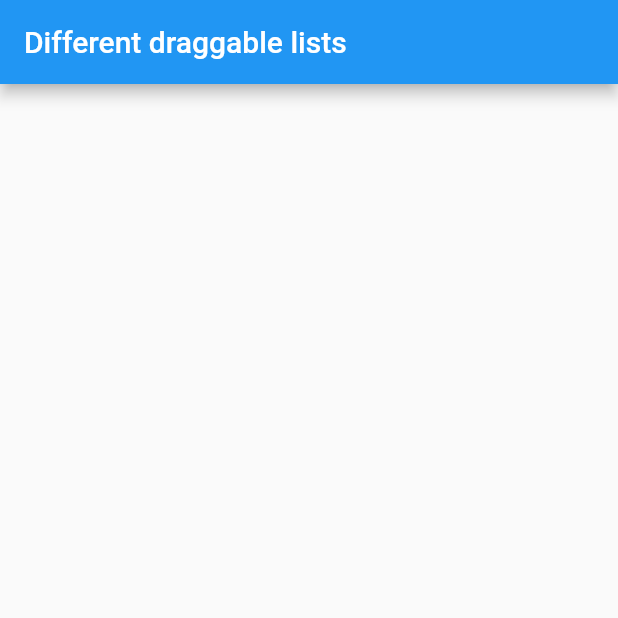
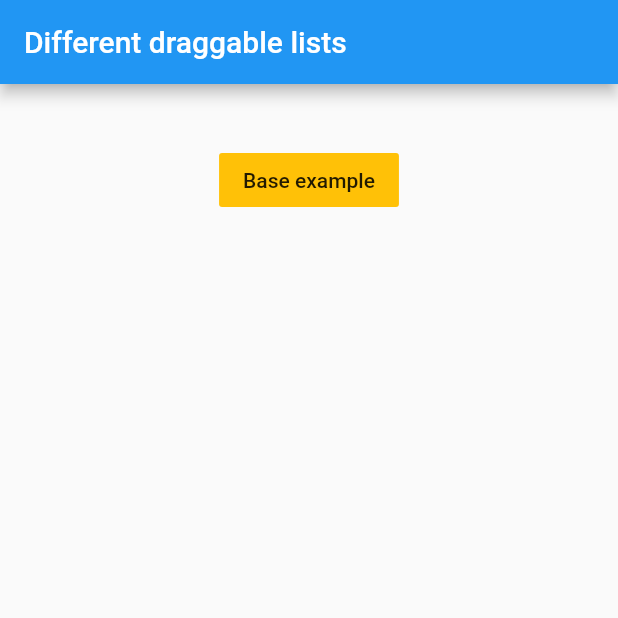
Before and after one commit to tanyapog/different_draggable_lists, a Flutter app: the screen it shows after launch, on a phone screen of 412 x 824 dp, the top half of it. Run offline on Flutter 3.47's test engine with Material 2 defaults, Android fonts, the phone set to English and light mode, and no system bars.

Commit message:
Base example of default ReorderableListView

```diff
--- a/lib/main.dart
+++ b/lib/main.dart
@@ -1,4 +1,5 @@
 import 'package:flutter/material.dart';
+import 'material_reorderable_list/base_example.dart';
 
 void main() {
   runApp(
@@ -16,7 +17,23 @@ class DifferentDraggableLists extends StatelessWidget {
       appBar: AppBar(
         title: Text('Different draggable lists'),
       ),
-      body: Center(),
+      body: Center(
+        child: Column(
+          children: [
+            SizedBox(height: 40.0,),
+            Row(
+              mainAxisAlignment: MainAxisAlignment.center,
+              children: [
+                FlatButton(
+                  color: Colors.amber,
+                  onPressed: () => Navigator.push(context, MaterialPageRoute(builder: (context) => BaseExample(),),),
+                  child: Text("Base example"),
+                ),
+              ],
+            ),
+          ],
+        ),
+      ),
     );
   }
 }
```
Also changed, not shown: lib/material_reorderable_list/base_example.dart (added, +56 -0 lines).
